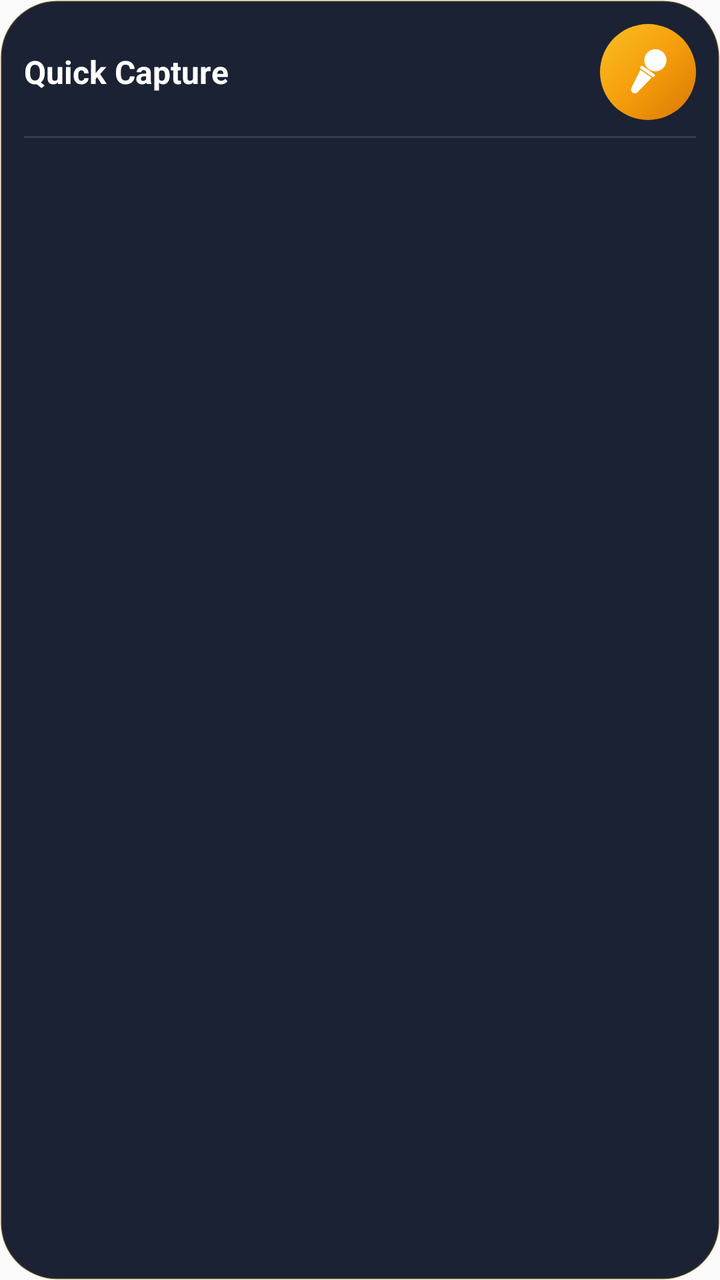
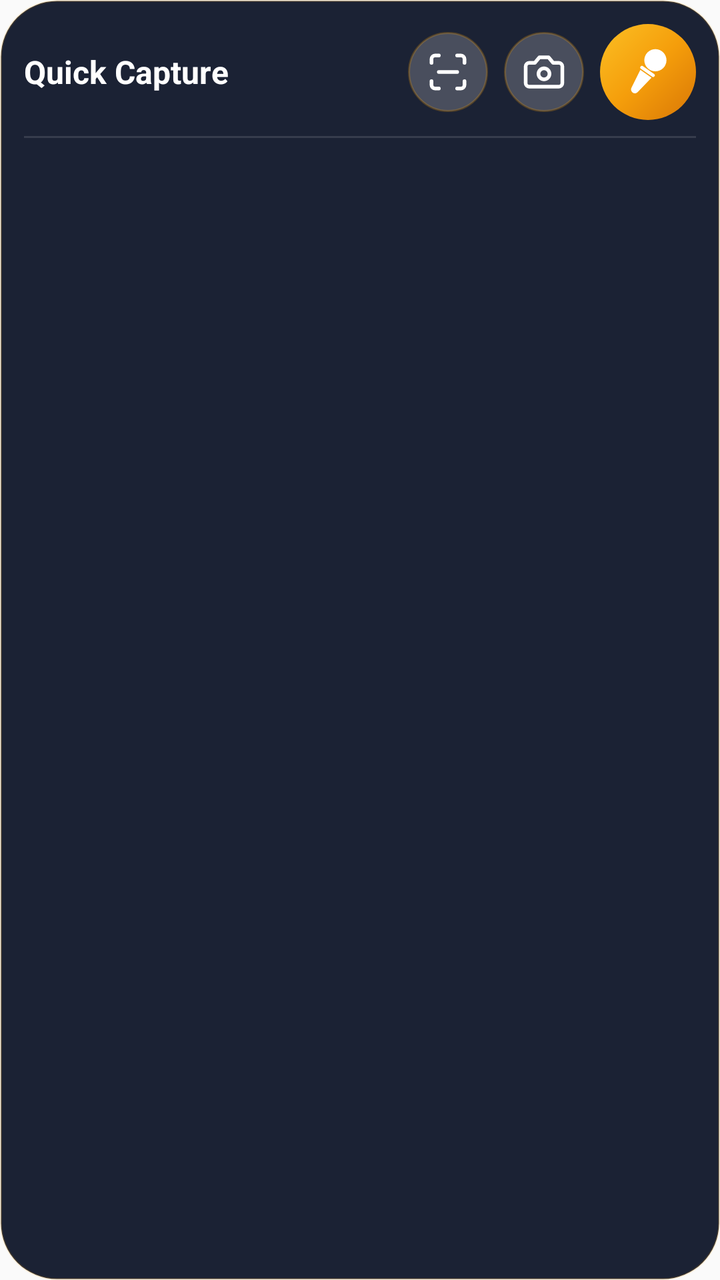

Compare the two renders of this Android layout. The source of the first and the diff that turns it into the second are given below.
<!-- AndroidManifest.xml: application theme AppTheme -->
<!-- res/layout/widget_large.xml -->
<?xml version="1.0" encoding="utf-8"?>
<LinearLayout xmlns:android="http://schemas.android.com/apk/res/android"
    android:id="@+id/widget_root"
    android:layout_width="match_parent"
    android:layout_height="match_parent"
    android:background="@drawable/widget_panel"
    android:orientation="vertical"
    android:padding="12dp">

    
    <LinearLayout
        android:id="@+id/lg_header"
        android:layout_width="match_parent"
        android:layout_height="wrap_content"
        android:gravity="center_vertical"
        android:orientation="horizontal">

        <LinearLayout
            android:layout_width="0dp"
            android:layout_height="wrap_content"
            android:layout_weight="1"
            android:orientation="vertical">
            <TextView
                android:layout_width="wrap_content"
                android:layout_height="wrap_content"
                android:maxLines="1"
                android:text="Quick Capture"
                android:textColor="#FFFFFFFF"
                android:textSize="16sp"
                android:textStyle="bold" />
            <TextView
                android:id="@+id/lg_subtitle"
                android:layout_width="wrap_content"
                android:layout_height="wrap_content"
                android:ellipsize="end"
                android:maxLines="1"
                android:textColor="#99FFFFFF"
                android:textSize="11sp"
                android:visibility="gone" />
        </LinearLayout>

        <TextView
            android:id="@+id/lg_pending"
            android:layout_width="wrap_content"
            android:layout_height="wrap_content"
            android:layout_marginStart="6dp"
            android:background="@drawable/widget_badge"
            android:maxLines="1"
            android:paddingStart="8dp"
            android:paddingTop="3dp"
            android:paddingEnd="8dp"
            android:paddingBottom="3dp"
            android:textColor="#FFFCD34D"
            android:textSize="11sp"
            android:textStyle="bold"
            android:visibility="gone" />

        <FrameLayout
            android:id="@+id/lg_mic"
            android:layout_width="48dp"
            android:layout_height="48dp"
            android:layout_marginStart="8dp"
            android:contentDescription="Start Quick Capture">
            <ImageView
                android:id="@+id/lg_mic_bg"
                android:layout_width="match_parent"
                android:layout_height="match_parent"
                android:src="@drawable/widget_bg_idle"
                android:importantForAccessibility="no" />
            <ImageView
                android:id="@+id/lg_mic_icon"
                android:layout_width="26dp"
                android:layout_height="26dp"
                android:layout_gravity="center"
                android:src="@drawable/ic_mic_white"
                android:importantForAccessibility="no" />
        </FrameLayout>
    </LinearLayout>

    <ImageView
        android:layout_width="match_parent"
        android:layout_height="1dp"
        android:layout_marginTop="8dp"
        android:layout_marginBottom="4dp"
        android:src="@drawable/widget_divider"
        android:scaleType="fitXY"
        android:importantForAccessibility="no" />

    <FrameLayout
        android:layout_width="match_parent"
        android:layout_height="0dp"
        android:layout_weight="1">

        
        <LinearLayout
            android:id="@+id/lg_list"
            android:layout_width="match_parent"
            android:layout_height="wrap_content"
            android:orientation="vertical">
            <LinearLayout
                android:id="@+id/lg_row1"
                android:layout_width="match_parent"
                android:layout_height="wrap_content"
                android:gravity="center_vertical"
                android:orientation="horizontal"
                android:paddingTop="5dp"
                android:paddingBottom="5dp"
                android:visibility="gone">
                <TextView
                    android:id="@+id/lg_row1_icon"
                    android:layout_width="24dp"
                    android:layout_height="wrap_content"
                    android:textSize="14sp" />
                <TextView
                    android:id="@+id/lg_row1_title"
                    android:layout_width="0dp"
                    android:layout_height="wrap_content"
                    android:layout_weight="1"
                    android:ellipsize="end"
                    android:maxLines="1"
                    android:textColor="#FFFFFFFF"
                    android:textSize="13sp" />
                <TextView
                    android:id="@+id/lg_row1_dot"
                    android:layout_width="wrap_content"
                    android:layout_height="wrap_content"
                    android:layout_marginStart="4dp"
                    android:text="●"
                    android:textColor="#FFF59E0B"
                    android:textSize="10sp"
                    android:visibility="gone" />
                <TextView
                    android:id="@+id/lg_row1_time"
                    android:layout_width="wrap_content"
                    android:layout_height="wrap_content"
                    android:layout_marginStart="8dp"
                    android:maxLines="1"
                    android:textColor="#99FFFFFF"
                    android:textSize="11sp" />
            </LinearLayout>
            <LinearLayout
                android:id="@+id/lg_row2"
                android:layout_width="match_parent"
                android:layout_height="wrap_content"
                android:gravity="center_vertical"
                android:orientation="horizontal"
                android:paddingTop="5dp"
                android:paddingBottom="5dp"
                android:visibility="gone">
                <TextView
                    android:id="@+id/lg_row2_icon"
                    android:layout_width="24dp"
                    android:layout_height="wrap_content"
                    android:textSize="14sp" />
                <TextView
                    android:id="@+id/lg_row2_title"
                    android:layout_width="0dp"
                    android:layout_height="wrap_content"
                    android:layout_weight="1"
                    android:ellipsize="end"
                    android:maxLines="1"
                    android:textColor="#FFFFFFFF"
                    android:textSize="13sp" />
                <TextView
                    android:id="@+id/lg_row2_dot"
                    android:layout_width="wrap_content"
                    android:layout_height="wrap_content"
                    android:layout_marginStart="4dp"
                    android:text="●"
                    android:textColor="#FFF59E0B"
                    android:textSize="10sp"
                    android:visibility="gone" />
                <TextView
                    android:id="@+id/lg_row2_time"
                    android:layout_width="wrap_content"
                    android:layout_height="wrap_content"
                    android:layout_marginStart="8dp"
                    android:maxLines="1"
                    android:textColor="#99FFFFFF"
                    android:textSize="11sp" />
            </LinearLayout>
            <LinearLayout
                android:id="@+id/lg_row3"
                android:layout_width="match_parent"
                android:layout_height="wrap_content"
                android:gravity="center_vertical"
                android:orientation="horizontal"
                android:paddingTop="5dp"
                android:paddingBottom="5dp"
                android:visibility="gone">
                <TextView
                    android:id="@+id/lg_row3_icon"
                    android:layout_width="24dp"
                    android:layout_height="wrap_content"
                    android:textSize="14sp" />
                <TextView
                    android:id="@+id/lg_row3_title"
                    android:layout_width="0dp"
                    android:layout_height="wrap_content"
                    android:layout_weight="1"
                    android:ellipsize="end"
                    android:maxLines="1"
                    android:textColor="#FFFFFFFF"
                    android:textSize="13sp" />
                <TextView
                    android:id="@+id/lg_row3_dot"
                    android:layout_width="wrap_content"
                    android:layout_height="wrap_content"
                    android:layout_marginStart="4dp"
                    android:text="●"
                    android:textColor="#FFF59E0B"
                    android:textSize="10sp"
                    android:visibility="gone" />
                <TextView
                    android:id="@+id/lg_row3_time"
                    android:layout_width="wrap_content"
                    android:layout_height="wrap_content"
                    android:layout_marginStart="8dp"
                    android:maxLines="1"
                    android:textColor="#99FFFFFF"
                    android:textSize="11sp" />
            </LinearLayout>
            <LinearLayout
                android:id="@+id/lg_row4"
                android:layout_width="match_parent"
                android:layout_height="wrap_content"
                android:gravity="center_vertical"
                android:orientation="horizontal"
                android:paddingTop="5dp"
                android:paddingBottom="5dp"
                android:visibility="gone">
                <TextView
                    android:id="@+id/lg_row4_icon"
                    android:layout_width="24dp"
                    android:layout_height="wrap_content"
                    android:textSize="14sp" />
                <TextView
                    android:id="@+id/lg_row4_title"
                    android:layout_width="0dp"
                    android:layout_height="wrap_content"
                    android:layout_weight="1"
                    android:ellipsize="end"
                    android:maxLines="1"
                    android:textColor="#FFFFFFFF"
                    android:textSize="13sp" />
                <TextView
                    android:id="@+id/lg_row4_dot"
                    android:layout_width="wrap_content"
                    android:layout_height="wrap_content"
                    android:layout_marginStart="4dp"
                    android:text="●"
                    android:textColor="#FFF59E0B"
                    android:textSize="10sp"
                    android:visibility="gone" />
                <TextView
                    android:id="@+id/lg_row4_time"
                    android:layout_width="wrap_content"
                    android:layout_height="wrap_content"
                    android:layout_marginStart="8dp"
                    android:maxLines="1"
                    android:textColor="#99FFFFFF"
                    android:textSize="11sp" />
            </LinearLayout>
            <LinearLayout
                android:id="@+id/lg_row5"
                android:layout_width="match_parent"
                android:layout_height="wrap_content"
                android:gravity="center_vertical"
                android:orientation="horizontal"
                android:paddingTop="5dp"
                android:paddingBottom="5dp"
                android:visibility="gone">
                <TextView
                    android:id="@+id/lg_row5_icon"
                    android:layout_width="24dp"
                    android:layout_height="wrap_content"
                    android:textSize="14sp" />
                <TextView
                    android:id="@+id/lg_row5_title"
                    android:layout_width="0dp"
                    android:layout_height="wrap_content"
                    android:layout_weight="1"
                    android:ellipsize="end"
                    android:maxLines="1"
                    android:textColor="#FFFFFFFF"
                    android:textSize="13sp" />
                <TextView
                    android:id="@+id/lg_row5_dot"
                    android:layout_width="wrap_content"
                    android:layout_height="wrap_content"
                    android:layout_marginStart="4dp"
                    android:text="●"
                    android:textColor="#FFF59E0B"
                    android:textSize="10sp"
                    android:visibility="gone" />
                <TextView
                    android:id="@+id/lg_row5_time"
                    android:layout_width="wrap_content"
                    android:layout_height="wrap_content"
                    android:layout_marginStart="8dp"
                    android:maxLines="1"
                    android:textColor="#99FFFFFF"
                    android:textSize="11sp" />
            </LinearLayout>
        </LinearLayout>

        <TextView
            android:id="@+id/lg_empty"
            android:layout_width="match_parent"
            android:layout_height="match_parent"
            android:gravity="center"
            android:textColor="#B3FFFFFF"
            android:textSize="13sp"
            android:visibility="gone" />

        
        <LinearLayout
            android:id="@+id/lg_rec"
            android:layout_width="match_parent"
            android:layout_height="match_parent"
            android:gravity="center"
            android:orientation="vertical"
            android:visibility="gone">
            <LinearLayout
                android:layout_width="wrap_content"
                android:layout_height="wrap_content"
                android:gravity="center_vertical"
                android:orientation="horizontal">
                <ProgressBar
                    android:layout_width="12dp"
                    android:layout_height="12dp"
                    android:indeterminate="true"
                    android:indeterminateDrawable="@drawable/widget_pulse_dot" />
                <TextView
                    android:layout_width="wrap_content"
                    android:layout_height="wrap_content"
                    android:layout_marginStart="8dp"
                    android:text="Recording"
                    android:textColor="#FFFFFFFF"
                    android:textSize="16sp"
                    android:textStyle="bold" />
                <Chronometer
                    android:id="@+id/lg_chrono"
                    android:layout_width="wrap_content"
                    android:layout_height="wrap_content"
                    android:layout_marginStart="10dp"
                    android:textColor="#FFF59E0B"
                    android:textSize="20sp"
                    android:textStyle="bold" />
            </LinearLayout>
            <TextView
                android:id="@+id/lg_stop"
                android:layout_width="wrap_content"
                android:layout_height="wrap_content"
                android:layout_marginTop="12dp"
                android:background="@drawable/widget_stop_button"
                android:contentDescription="Stop recording"
                android:paddingStart="32dp"
                android:paddingTop="12dp"
                android:paddingEnd="32dp"
                android:paddingBottom="12dp"
                android:text="■  Stop"
                android:textColor="#FFFFFFFF"
                android:textSize="17sp"
                android:textStyle="bold" />
        </LinearLayout>

        
        <LinearLayout
            android:id="@+id/lg_busy"
            android:layout_width="match_parent"
            android:layout_height="match_parent"
            android:gravity="center"
            android:orientation="vertical"
            android:paddingStart="8dp"
            android:paddingEnd="8dp"
            android:visibility="gone">
            <LinearLayout
                android:layout_width="wrap_content"
                android:layout_height="wrap_content"
                android:gravity="center_vertical"
                android:orientation="horizontal">
                <ProgressBar
                    android:id="@+id/lg_spinner"
                    android:layout_width="18dp"
                    android:layout_height="18dp"
                    android:layout_marginEnd="8dp"
                    android:indeterminate="true"
                    android:indeterminateTint="#FFF59E0B" />
                <TextView
                    android:id="@+id/lg_busy_text"
                    android:layout_width="wrap_content"
                    android:layout_height="wrap_content"
                    android:ellipsize="end"
                    android:gravity="center"
                    android:maxLines="2"
                    android:textColor="#FFFFFFFF"
                    android:textSize="15sp"
                    android:textStyle="bold" />
            </LinearLayout>
            <LinearLayout
                android:id="@+id/lg_actions"
                android:layout_width="wrap_content"
                android:layout_height="wrap_content"
                android:layout_marginTop="10dp"
                android:orientation="horizontal"
                android:visibility="gone">
                <TextView
                    android:id="@+id/lg_action1"
                    android:layout_width="wrap_content"
                    android:layout_height="wrap_content"
                    android:background="@drawable/widget_badge"
                    android:paddingStart="16dp"
                    android:paddingTop="8dp"
                    android:paddingEnd="16dp"
                    android:paddingBottom="8dp"
                    android:text="Undo"
                    android:textColor="#FFFCD34D"
                    android:textSize="14sp"
                    android:textStyle="bold" />
                <TextView
                    android:id="@+id/lg_action2"
                    android:layout_width="wrap_content"
                    android:layout_height="wrap_content"
                    android:layout_marginStart="10dp"
                    android:background="@drawable/widget_badge"
                    android:paddingStart="16dp"
                    android:paddingTop="8dp"
                    android:paddingEnd="16dp"
                    android:paddingBottom="8dp"
                    android:text="Move"
                    android:textColor="#FFFCD34D"
                    android:textSize="14sp"
                    android:textStyle="bold" />
            </LinearLayout>
        </LinearLayout>
    </FrameLayout>
</LinearLayout>
<!-- resources referenced by this layout -->
<resources>
  <!-- drawable widget_badge (drawable) -->
  <shape xmlns:android="http://schemas.android.com/apk/res/android" android:shape="rectangle">
      <solid android:color="#33F59E0B"/>
      <corners android:radius="10dp"/>
  </shape>
  <!-- drawable widget_bg_idle (drawable) -->
  <shape xmlns:android="http://schemas.android.com/apk/res/android" android:shape="oval">
      <gradient android:angle="315" android:startColor="#FFFBBF24" android:centerColor="#FFF59E0B" android:endColor="#FFD97706"/>
  </shape>
  <!-- drawable widget_divider (drawable) -->
  <shape xmlns:android="http://schemas.android.com/apk/res/android" android:shape="rectangle">
      <solid android:color="#1FFFFFFF"/>
      <size android:height="1dp"/>
  </shape>
  <!-- drawable widget_panel (drawable) -->
  <shape xmlns:android="http://schemas.android.com/apk/res/android" android:shape="rectangle">
      <solid android:color="#F20F172A"/>
      <stroke android:width="1dp" android:color="#26F59E0B"/>
      <corners android:radius="@dimen/widget_radius"/>
  </shape>
  <!-- drawable widget_stop_button (drawable) -->
  <shape xmlns:android="http://schemas.android.com/apk/res/android" android:shape="rectangle">
      <gradient android:angle="315" android:startColor="#FFF97316" android:endColor="#FFDC2626"/>
      <corners android:radius="@dimen/widget_inner_radius"/>
  </shape>
  <style name="AppTheme" parent="Theme.AppCompat.Light.DarkActionBar">
          <item name="colorPrimary">@color/colorPrimary</item>
          <item name="colorPrimaryDark">@color/colorPrimaryDark</item>
          <item name="colorAccent">@color/colorAccent</item>
      </style>
  <dimen name="widget_radius">20dp</dimen>
  <dimen name="widget_inner_radius">12dp</dimen>
  <color name="colorPrimary">#0F172A</color>
  <color name="colorPrimaryDark">#0F172A</color>
  <color name="colorAccent">#F59E0B</color>
  <!-- unchanged entries left out for length: 2 -->
</resources>

<!-- the commit's change to res/layout/widget_large.xml (unified diff, before → after) -->
@@ -56,6 +56,43 @@
             android:visibility="gone" />
 
         <FrameLayout
+            android:id="@+id/lg_scan"
+            android:layout_width="40dp"
+            android:layout_height="40dp"
+            android:layout_marginStart="6dp"
+            android:layout_marginEnd="2dp"
+            android:contentDescription="Scan a document">
+            <ImageView
+                android:layout_width="match_parent"
+                android:layout_height="match_parent"
+                android:src="@drawable/widget_bg_tool"
+                android:importantForAccessibility="no" />
+            <ImageView
+                android:layout_width="22dp"
+                android:layout_height="22dp"
+                android:layout_gravity="center"
+                android:src="@drawable/ic_scan_white"
+                android:importantForAccessibility="no" />
+        </FrameLayout>
+        <FrameLayout
+            android:id="@+id/lg_camera"
+            android:layout_width="40dp"
+            android:layout_height="40dp"
+            android:layout_marginStart="6dp"
+            android:contentDescription="Photo note">
+            <ImageView
+                android:layout_width="match_parent"
+                android:layout_height="match_parent"
+                android:src="@drawable/widget_bg_tool"
+                android:importantForAccessibility="no" />
+            <ImageView
+                android:layout_width="22dp"
+                android:layout_height="22dp"
+                android:layout_gravity="center"
+                android:src="@drawable/ic_camera_white"
+                android:importantForAccessibility="no" />
+        </FrameLayout>
+        <FrameLayout
             android:id="@+id/lg_mic"
             android:layout_width="48dp"
             android:layout_height="48dp"
<!-- resource entries referenced after the edit -->
@@ -1,5 +1,17 @@
 <!-- resources referenced by this layout -->
 <resources>
+  <!-- drawable ic_camera_white (drawable) -->
+  <?xml version="1.0" encoding="utf-8"?>
+  <vector xmlns:android="http://schemas.android.com/apk/res/android" android:width="24dp" android:height="24dp" android:viewportWidth="24" android:viewportHeight="24">
+      <path android:strokeColor="@android:color/white" android:strokeWidth="2" android:strokeLineCap="round" android:strokeLineJoin="round" android:fillColor="#00000000"
+          android:pathData="M14.5,4h-5L7,7H4a2,2 0,0 0,-2,2v9a2,2 0,0 0,2,2h16a2,2 0,0 0,2,-2V9a2,2 0,0 0,-2,-2h-3l-2.5,-3zM9,13a3,3 0,1 0,6,0a3,3 0,1 0,-6,0"/>
+  </vector>
+  <!-- drawable ic_scan_white (drawable) -->
+  <?xml version="1.0" encoding="utf-8"?>
+  <vector xmlns:android="http://schemas.android.com/apk/res/android" android:width="24dp" android:height="24dp" android:viewportWidth="24" android:viewportHeight="24">
+      <path android:strokeColor="@android:color/white" android:strokeWidth="2" android:strokeLineCap="round" android:strokeLineJoin="round" android:fillColor="#00000000"
+          android:pathData="M3,7V5a2,2 0,0 1,2,-2h2M17,3h2a2,2 0,0 1,2,2v2M21,17v2a2,2 0,0 1,-2,2h-2M7,21H5a2,2 0,0 1,-2,-2v-2M7,12h10"/>
+  </vector>
   <!-- drawable widget_badge (drawable) -->
   <shape xmlns:android="http://schemas.android.com/apk/res/android" android:shape="rectangle">
       <solid android:color="#33F59E0B"/>
@@ -8,6 +20,12 @@
   <!-- drawable widget_bg_idle (drawable) -->
   <shape xmlns:android="http://schemas.android.com/apk/res/android" android:shape="oval">
       <gradient android:angle="315" android:startColor="#FFFBBF24" android:centerColor="#FFF59E0B" android:endColor="#FFD97706"/>
+  </shape>
+  <!-- drawable widget_bg_tool (drawable) -->
+  <?xml version="1.0" encoding="utf-8"?>
+  <shape xmlns:android="http://schemas.android.com/apk/res/android" android:shape="oval">
+      <solid android:color="#33FFFFFF"/>
+      <stroke android:width="1dp" android:color="#40F59E0B"/>
   </shape>
   <!-- drawable widget_divider (drawable) -->
   <shape xmlns:android="http://schemas.android.com/apk/res/android" android:shape="rectangle">
